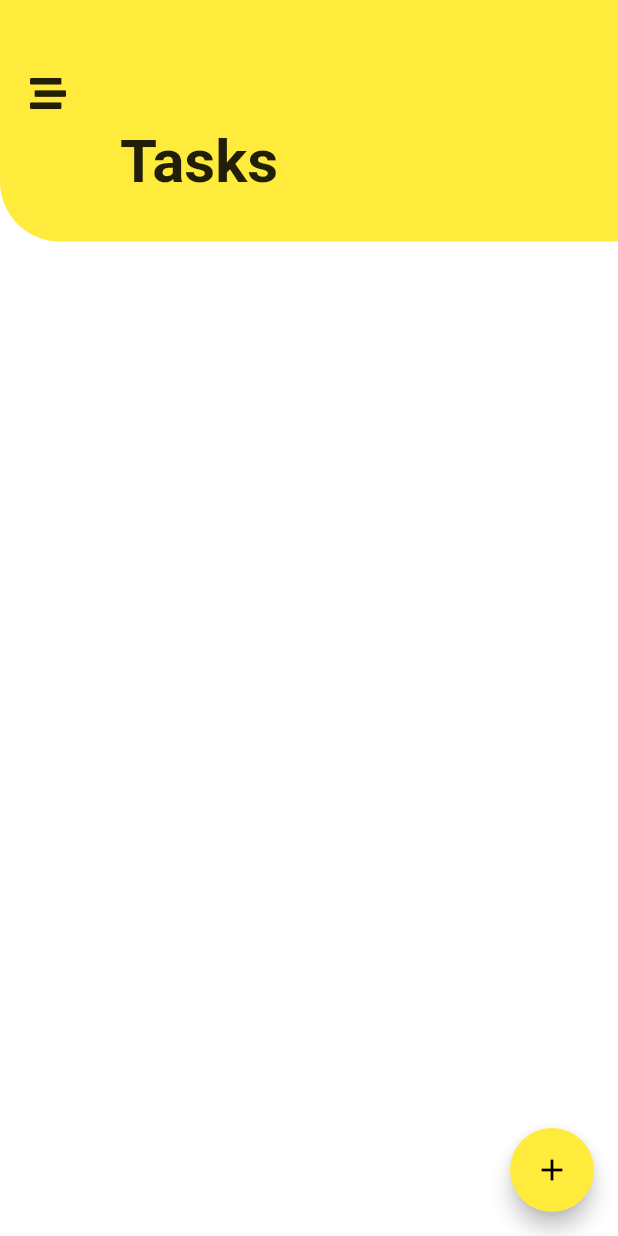
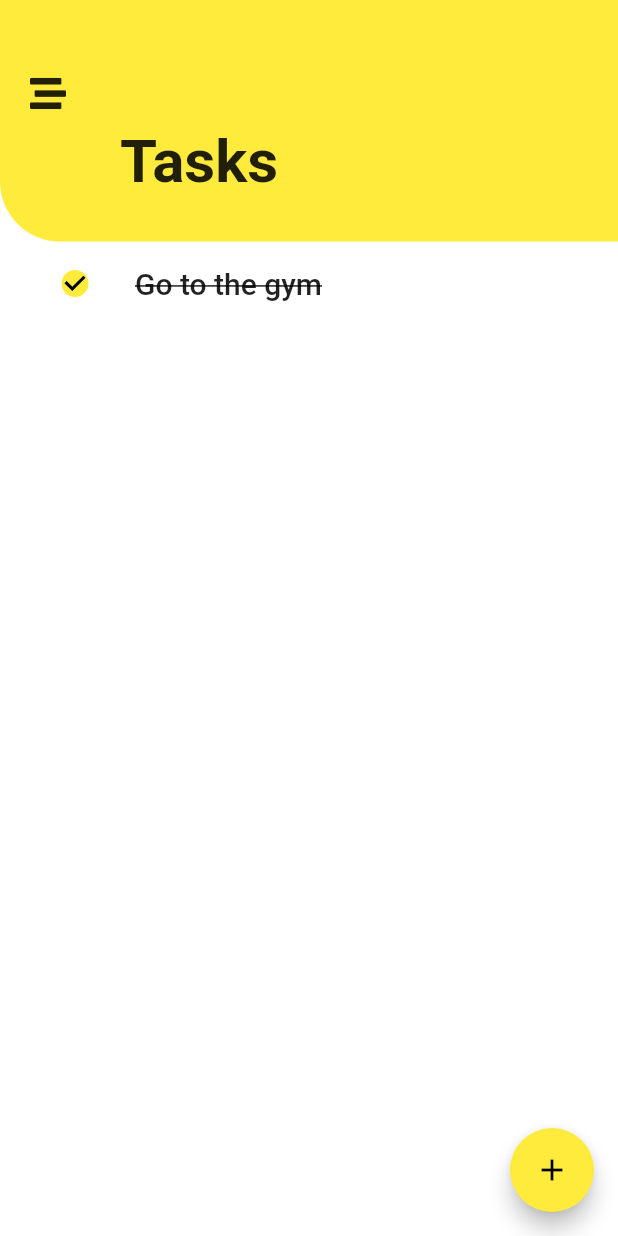
Before and after one commit to hisnameispum/flutter_provider_todo, a Flutter app: the screen it shows after launch, on a phone screen of 412 x 824 dp. Run offline on Flutter 3.47's test engine with Material 2 defaults, Android fonts, the phone set to English and light mode, and no system bars; our stand-ins replace circular_check_box, flutter_icons.

Commit message:
Finished the ListView Challenge, Next: Organize the code

```diff
--- a/lib/screens/tasks_screen.dart
+++ b/lib/screens/tasks_screen.dart
@@ -1,14 +1,23 @@
 import 'package:flutter/material.dart';
 import 'package:flutter_icons/flutter_icons.dart';
 import 'package:flutter_provider_todo/main.dart';
+import 'package:circular_check_box/circular_check_box.dart';
 
-class TasksScreen extends StatelessWidget {
+class TasksScreen extends StatefulWidget {
+  @override
+  _TasksScreenState createState() => _TasksScreenState();
+}
+
+class _TasksScreenState extends State<TasksScreen> {
+  bool selected = true ;
+
   @override
   Widget build(BuildContext context) {
     return Scaffold(
       backgroundColor: Colors.white,
-      body: Wrap(
+      body: Column(
         children: [
+          Wrap(children: [
             Container(
               decoration: BoxDecoration(
                 color: Colors.yellow,
@@ -19,7 +28,6 @@ class TasksScreen extends StatelessWidget {
               padding: EdgeInsets.only(left: 20, top: 50),
               child: Column(
                 crossAxisAlignment: CrossAxisAlignment.start,
-
                 children: [
                   Icon(FontAwesome5Solid.stream),
                   SizedBox(
@@ -27,7 +35,7 @@ class TasksScreen extends StatelessWidget {
                     width: double.infinity,
                   ),
                   Padding(
-                  padding: const EdgeInsets.only(left: 60,bottom: 30),
+                    padding: const EdgeInsets.only(left: 60, bottom: 30),
                     child: Text(
                       'Tasks',
                       style: TextStyle(
@@ -39,11 +47,50 @@ class TasksScreen extends StatelessWidget {
                 ],
               ),
             ),
+          ]),
+          Expanded(
+            child: Padding(
+              padding: const EdgeInsets.only(left: 10),
+              child: ListView(
+                children: <Widget>[
+                  ListTile(
+                    title: Text(
+                      "Go to the gym",
+                      style: TextStyle(
+                        fontSize: 20,
+                        fontWeight: FontWeight.w500,
+                        decoration:(selected) ? TextDecoration.lineThrough: null
+                      ),
+                    ),
+                    leading: CircularCheckBox(
+                      value: this.selected,
+                      checkColor: Colors.black,
+                      activeColor: Colors.yellow,
+                      inactiveColor: Colors.grey,
+                      disabledColor: Colors.yellow,
+                      onChanged: (val){
+                        this.setState(() {
+                          this.selected= !this.selected;
+                        });
+                      },
+                    ),
+                  ),
+
+                ],
+              ),
+            ),
+          )
         ],
       ),
       floatingActionButton: FloatingActionButton(
         backgroundColor: Colors.yellow,
-        child: Icon(Icons.add,color: Colors.black,),
+        child: Icon(
+          Icons.add,
+          color: Colors.black,
+        ),
+        onPressed: () {
+          // Add todo list
+        },
       ),
     );
   }
--- a/pubspec.yaml
+++ b/pubspec.yaml
@@ -29,6 +29,7 @@ dependencies:
   # Use with the CupertinoIcons class for iOS style icons.
   cupertino_icons: ^1.0.1
   flutter_icons: ^1.1.0
+  circular_check_box: ^1.0.4
 
 dev_dependencies:
   flutter_test:
```
Also changed, not shown: lib/widgets/task_list.dart (added), lib/widgets/task_tile.dart (added), pubspec.lock. Lines whose indentation alone changed are shown as unchanged.
